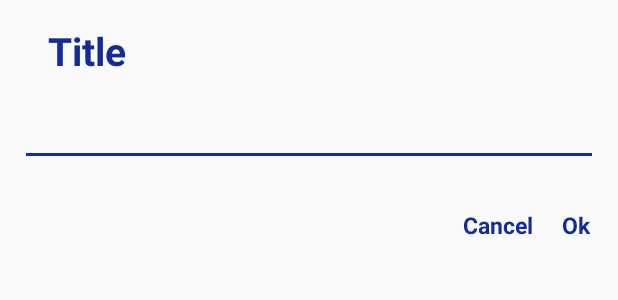
After one commit to Shuvo1260/CSE-Student-Mate, an Android app: the layout edit_text_dialog_view.xml on its own in the app's theme, with its tools: preview values and no code run, on a phone screen of 412 x 824 dp. The commit adds this screen. Shown: the top 300 px of the screen. Run offline under Robolectric (Android 15) with nearby library versions, the light colour scheme and no system bars.

Commit message:
edit_text_dialog_view has created. ReminderDialog add into add button and database is connected.

```diff
--- a/app/src/main/res/layout/add_update_reminder.xml
+++ b/app/src/main/res/layout/add_update_reminder.xml
@@ -2,7 +2,7 @@
 <RelativeLayout
     xmlns:android="http://schemas.android.com/apk/res/android"
     android:layout_width="match_parent"
-    android:layout_height="match_parent"
+    android:layout_height="@dimen/_300sdp"
     android:background="@drawable/theme"
     android:orientation="vertical"
     android:padding="@dimen/_10sdp"
--- /dev/null
+++ b/app/src/main/res/layout/edit_text_dialog_view.xml
@@ -0,0 +1,83 @@
+<?xml version="1.0" encoding="utf-8"?>
+<android.support.constraint.ConstraintLayout
+    xmlns:android="http://schemas.android.com/apk/res/android"
+    xmlns:app="http://schemas.android.com/apk/res-auto"
+    xmlns:tools="http://schemas.android.com/tools"
+    android:layout_width="match_parent"
+    android:layout_height="@dimen/_150sdp"
+    >
+
+    <TextView
+        android:id="@+id/editTextTitleId"
+        android:layout_width="wrap_content"
+        android:layout_height="wrap_content"
+        android:layout_marginStart="8dp"
+        android:layout_marginLeft="8dp"
+        android:layout_marginTop="16dp"
+        android:layout_marginEnd="8dp"
+        android:layout_marginRight="8dp"
+        android:text="Title"
+        android:textColor="@color/colorPrimaryDark"
+        android:textSize="@dimen/_20sdp"
+        android:textStyle="bold"
+        app:layout_constraintEnd_toEndOf="parent"
+        app:layout_constraintHorizontal_bias="0.069"
+        app:layout_constraintStart_toStartOf="parent"
+        app:layout_constraintTop_toTopOf="parent" />
+
+    <EditText
+        android:id="@+id/editTextId"
+        android:layout_width="match_parent"
+        android:layout_height="wrap_content"
+        android:layout_margin="@dimen/_10sdp"
+        android:layout_marginTop="8dp"
+        android:layout_marginBottom="8dp"
+        android:backgroundTint="@color/colorPrimaryDark"
+        android:padding="@dimen/_5sdp"
+        android:textColor="@android:color/black"
+        android:textSize="@dimen/_16sdp"
+        app:layout_constraintBottom_toTopOf="@+id/linearLayout"
+        app:layout_constraintTop_toBottomOf="@+id/editTextTitleId"
+        app:layout_constraintVertical_bias="0.333"
+        tools:layout_editor_absoluteX="12dp"
+        android:maxHeight="@dimen/_35sdp"
+        />
+
+    <LinearLayout
+        android:id="@+id/linearLayout"
+        android:layout_width="wrap_content"
+        android:layout_height="wrap_content"
+        android:layout_alignBottom="@id/editTextId"
+        android:layout_alignParentBottom="true"
+        android:layout_marginStart="8dp"
+        android:layout_marginLeft="8dp"
+        android:layout_marginEnd="8dp"
+        android:layout_marginRight="8dp"
+        android:layout_marginBottom="28dp"
+        android:gravity="end"
+        android:padding="@dimen/_5sdp"
+        app:layout_constraintBottom_toBottomOf="parent"
+        app:layout_constraintEnd_toEndOf="parent"
+        app:layout_constraintHorizontal_bias="0.986"
+        app:layout_constraintStart_toStartOf="parent">
+
+        <TextView
+            android:id="@+id/editTextCancelId"
+            android:layout_width="wrap_content"
+            android:layout_height="wrap_content"
+            android:text="@string/cancel"
+            android:textColor="@color/colorPrimaryDark"
+            android:textSize="@dimen/_12sdp"
+            android:textStyle="bold" />
+
+        <TextView
+            android:id="@+id/editTextOkId"
+            android:layout_width="wrap_content"
+            android:layout_height="wrap_content"
+            android:layout_marginLeft="@dimen/_15sdp"
+            android:text="@string/ok"
+            android:textColor="@color/colorPrimaryDark"
+            android:textSize="@dimen/_12sdp"
+            android:textStyle="bold" />
+    </LinearLayout>
+</android.support.constraint.ConstraintLayout>
```
Also changed, not shown: app/src/main/java/com/example/csestudentmate/Home/Reminders/Features/ReminderDialog.java (added, +229 -0 lines), app/src/main/java/com/example/csestudentmate/Home/Reminders/Features/RemindersList.java (+35 -27 lines), app/src/main/java/com/example/csestudentmate/Home/Reminders/Features/ReminnderDialog.java (deleted, +0 -72 lines).
